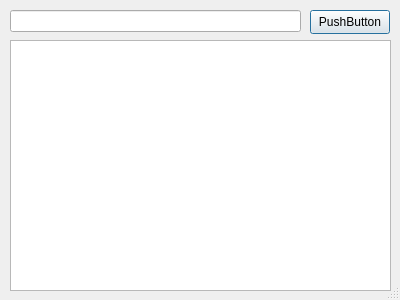
This is tools/BooSearch.ui in etony/myPyTool as Qt 5 draws it before an edit. The edited form follows.
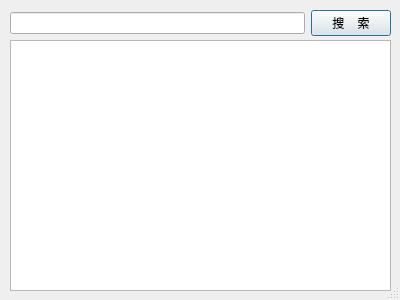
This is the edited form.

What changed in the file:
```diff
--- a/tools/BooSearch.ui
+++ b/tools/BooSearch.ui
@@ -16,19 +16,6 @@
   <property name="sizeGripEnabled">
    <bool>true</bool>
   </property>
-  <widget class="QPushButton" name="pb_search_douban">
-   <property name="geometry">
-    <rect>
-     <x>310</x>
-     <y>10</y>
-     <width>80</width>
-     <height>24</height>
-    </rect>
-   </property>
-   <property name="text">
-    <string>PushButton</string>
-   </property>
-  </widget>
   <widget class="QTableView" name="tv_booksearch">
    <property name="geometry">
     <rect>
@@ -39,15 +26,27 @@
     </rect>
    </property>
   </widget>
-  <widget class="QLineEdit" name="le_search_douban">
+  <widget class="QWidget" name="">
    <property name="geometry">
     <rect>
      <x>10</x>
      <y>10</y>
-     <width>291</width>
-     <height>22</height>
+     <width>381</width>
+     <height>26</height>
     </rect>
    </property>
+   <layout class="QHBoxLayout" name="horizontalLayout">
+    <item>
+     <widget class="QLineEdit" name="le_search_douban"/>
+    </item>
+    <item>
+     <widget class="QPushButton" name="pb_search_douban">
+      <property name="text">
+       <string>搜    索</string>
+      </property>
+     </widget>
+    </item>
+   </layout>
   </widget>
  </widget>
  <resources/>
```
